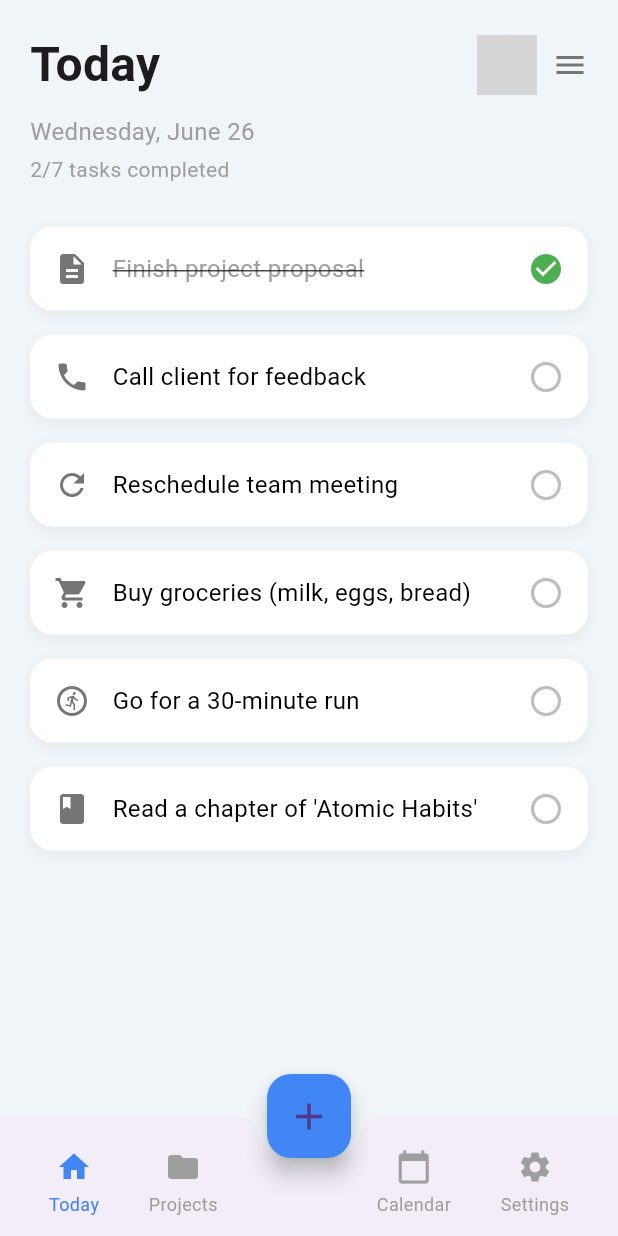
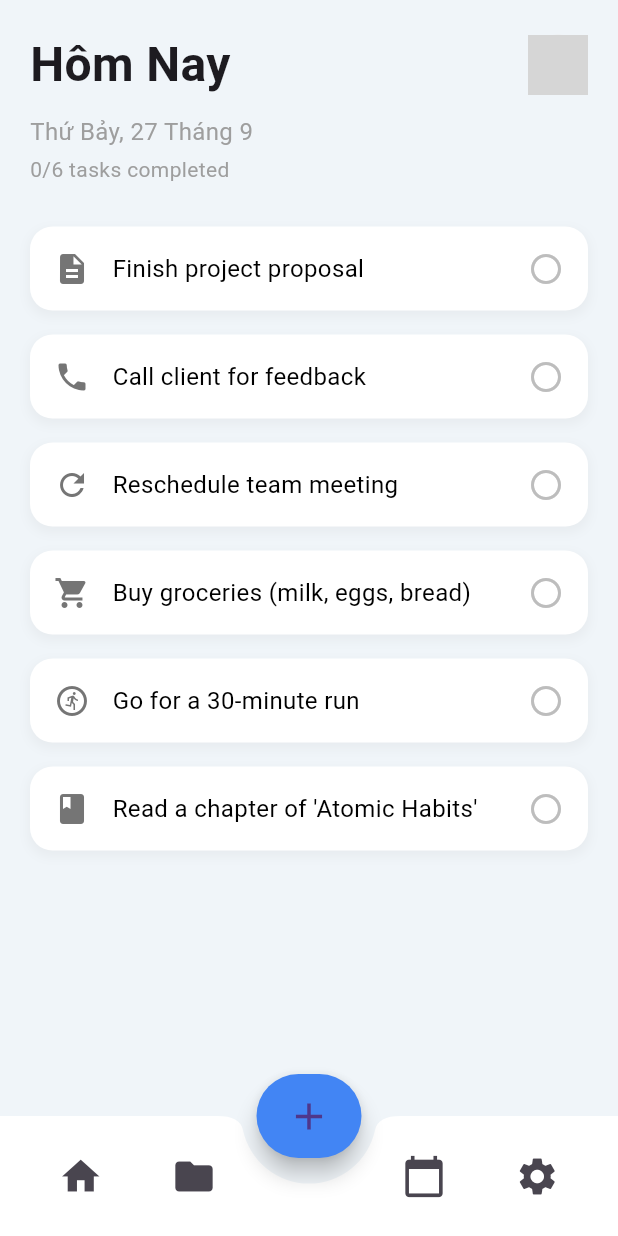
Before and after one commit to dnamdeptrai/to_do_app, a Flutter app: the HomeView screen opened directly, on a phone screen of 412 x 824 dp. Run offline on Flutter 3.47's test engine with Material 3 defaults, Android fonts, the phone set to English and light mode, and no system bars; our stand-ins replace sqflite, table_calendar; accounts and stored records are empty; network calls fail; grey boxes are pictures that could not be loaded.

Commit message:
Update HomeView

```diff
--- a/lib/View/HomeView.dart
+++ b/lib/View/HomeView.dart
@@ -1,12 +1,55 @@
 import 'package:flutter/material.dart';
+import '../main.dart';
 
-class HomeView extends StatelessWidget {
+// Bước 1: Tạo một class để biểu diễn một Task
+class Task {
+  final IconData icon;
+  final String title;
+  bool isCompleted; // Trạng thái này có thể thay đổi
+
+  Task({required this.icon, required this.title, this.isCompleted = false});
+}
+
+class HomeView extends StatefulWidget {
+  // Chuyển thành StatefulWidget
   const HomeView({super.key});
+
+  @override
+  State<HomeView> createState() => _HomeViewState();
+}
+
+class _HomeViewState extends State<HomeView> {
+  // Tạo State class
+  // Bước 2: Khởi tạo danh sách các task
+  final List<Task> _tasks = [
+    Task(icon: Icons.description, title: 'Finish project proposal'),
+    Task(icon: Icons.phone, title: 'Call client for feedback'),
+    Task(icon: Icons.refresh, title: 'Reschedule team meeting'),
+    Task(icon: Icons.shopping_cart, title: 'Buy groceries (milk, eggs, bread)'),
+    Task(icon: Icons.run_circle_outlined, title: 'Go for a 30-minute run'),
+    Task(icon: Icons.book, title: "Read a chapter of 'Atomic Habits'"),
+  ];
+
+  // Hàm để cập nhật trạng thái hoàn thành của task
+  void _toggleTaskCompletion(int index) {
+    setState(() {
+      _tasks[index].isCompleted = !_tasks[index].isCompleted;
+    });
+  }
+
+  // Hàm để tính toán số task đã hoàn thành (cập nhật động)
+  String _getTasksCompletedProgress() {
+    int completedCount = _tasks
+        .where((task) => task.isCompleted)
+        .length;
+    return '$completedCount/${_tasks.length} tasks completed';
+  }
+
 
   @override
   Widget build(BuildContext context) {
     return Scaffold(
-      backgroundColor: const Color(0xFFF0F5F9), // Background color
+      backgroundColor: const Color(0xFFF0F5F9),
       body: SafeArea(
         child: Padding(
           padding: const EdgeInsets.symmetric(horizontal: 20.0),
@@ -14,70 +57,52 @@ class HomeView extends StatelessWidget {
             crossAxisAlignment: CrossAxisAlignment.start,
             children: [
               const SizedBox(height: 20),
-              // Header section
               _buildHeader(),
               const SizedBox(height: 10),
-              // Date and progress information
-              _buildDateAndProgress(),
+              _buildDateAndProgress(), // Sẽ cập nhật để hiển thị tiến độ động
               const SizedBox(height: 20),
-              // Task list
               Expanded(
-                child: ListView(
-                  children: [
-                    _buildTaskItem(
-                      icon: Icons.description,
-                      title: 'Finish project proposal',
-                      isCompleted: true,
-                    ),
-                    _buildTaskItem(
-                      icon: Icons.phone,
-                      title: 'Call client for feedback',
-                      isCompleted: false,
-                    ),
-                    _buildTaskItem(
-                      icon: Icons.refresh,
-                      title: 'Reschedule team meeting',
-                      isCompleted: false,
-                    ),
-                    _buildTaskItem(
-                      icon: Icons.shopping_cart,
-                      title: 'Buy groceries (milk, eggs, bread)',
-                      isCompleted: false,
-                    ),
-                    _buildTaskItem(
-                      icon: Icons.run_circle_outlined,
-                      title: 'Go for a 30-minute run',
-                      isCompleted: false,
-                    ),
-                    _buildTaskItem(
-                      icon: Icons.book,
-                      title: "Read a chapter of 'Atomic Habits'",
-                      isCompleted: false,
-                    ),
-                  ],
+                child: ListView
+                    .builder( // Sử dụng ListView.builder để hiệu quả hơn
+                  itemCount: _tasks.length,
+                  itemBuilder: (context, index) {
+                    final task = _tasks[index];
+                    return _buildTaskItem(
+                      icon: task.icon,
+                      title: task.title,
+                      isCompleted: task.isCompleted,
+                      onTap: () =>
+                          _toggleTaskCompletion(
+                              index), // Thêm hành động khi nhấn
+                    );
+                  },
                 ),
               ),
             ],
           ),
         ),
       ),
-      bottomNavigationBar: _buildBottomNavigationBar(),
-      floatingActionButton: FloatingActionButton(
-        onPressed: () {},
+      bottomNavigationBar: _buildBottomNavigationBar(context),
+      floatingActionButton: FloatingActionButton.extended(
+        onPressed: () {
+          // TODO: Thêm logic để thêm task mới (nếu cần)
+        },
         backgroundColor: const Color(0xFF4285F4),
-        child: const Icon(Icons.add, size: 30),
+        shape: RoundedRectangleBorder(
+          borderRadius: BorderRadius.circular(100.0),
+        ),
+        label: const Icon(Icons.add, size: 30,),
       ),
       floatingActionButtonLocation: FloatingActionButtonLocation.centerDocked,
     );
   }
 
-  // A reusable widget for the header.
   Widget _buildHeader() {
     return Row(
       mainAxisAlignment: MainAxisAlignment.spaceBetween,
       children: [
         const Text(
-          'Today',
+          'Hôm Nay',
           style: TextStyle(
             fontSize: 32,
             fontWeight: FontWeight.bold,
@@ -88,34 +113,37 @@ class HomeView extends StatelessWidget {
             CircleAvatar(
               radius: 20,
               backgroundImage: const NetworkImage(
-                'https://i.pravatar.cc/300', // Example image URL
+                'https://i.pravatar.cc/300',
               ),
               backgroundColor: Colors.grey[200],
             ),
-            const SizedBox(width: 10),
-            Icon(Icons.menu, color: Colors.grey[600]),
           ],
         ),
       ],
     );
   }
 
-  // A reusable widget for the date and progress information.
   Widget _buildDateAndProgress() {
+    final now = DateTime.now();
+    String dayOfWeek = _getDayOfWeek(now.weekday);
+    String month = _getMonth(now.month);
+    String dayOfMonth = now.day.toString();
+    final String formattedDate = '$dayOfWeek, $dayOfMonth $month';
+
     return Column(
       crossAxisAlignment: CrossAxisAlignment.start,
-      children: const [
+      children: [
         Text(
-          'Wednesday, June 26',
-          style: TextStyle(
+          formattedDate,
+          style: const TextStyle(
             fontSize: 16,
             color: Colors.grey,
           ),
         ),
-        SizedBox(height: 4),
+        const SizedBox(height: 4),
         Text(
-          '2/7 tasks completed',
-          style: TextStyle(
+          _getTasksCompletedProgress(), // Hiển thị tiến độ động
+          style: const TextStyle(
             fontSize: 14,
             color: Colors.grey,
           ),
@@ -124,13 +152,68 @@ class HomeView extends StatelessWidget {
     );
   }
 
-  // A reusable widget for each task item.
+  String _getDayOfWeek(int day) {
+    switch (day) {
+      case DateTime.monday:
+        return 'Thứ Hai';
+      case DateTime.tuesday:
+        return 'Thứ Ba';
+      case DateTime.wednesday:
+        return 'Thứ Tư';
+      case DateTime.thursday:
+        return 'Thứ Năm';
+      case DateTime.friday:
+        return 'Thứ Sáu';
+      case DateTime.saturday:
+        return 'Thứ Bảy';
+      case DateTime.sunday:
+        return 'Chủ Nhật';
+      default:
+        return '';
+    }
+  }
+
+  String _getMonth(int month) {
+    switch (month) {
+      case DateTime.january:
+        return 'Tháng 1';
+      case DateTime.february:
+        return 'Tháng 2';
+      case DateTime.march:
+        return 'Tháng 3';
+      case DateTime.april:
+        return 'Tháng 4';
+      case DateTime.may:
+        return 'Tháng 5';
+      case DateTime.june:
+        return 'Tháng 6';
+      case DateTime.july:
+        return 'Tháng 7';
+      case DateTime.august:
+        return 'Tháng 8';
+      case DateTime.september:
+        return 'Tháng 9';
+      case DateTime.october:
+        return 'Tháng 10';
+      case DateTime.november:
+        return 'Tháng 11';
+      case DateTime.december:
+        return 'Tháng 12';
+      default:
+        return '';
+    }
+  }
+
+  // Bước 3: Sửa đổi _buildTaskItem để nhận thêm callback onTap
   Widget _buildTaskItem({
     required IconData icon,
     required String title,
     required bool isCompleted,
+    required VoidCallback onTap, // Thêm VoidCallback để xử lý sự kiện nhấn
   }) {
-    return Container(
+    return GestureDetector( // Bọc Container bằng GestureDetector để bắt sự kiện nhấn
+      onTap: onTap, // Gọi callback khi nhấn
+      child: Container(
         margin: const EdgeInsets.symmetric(vertical: 8.0),
         padding: const EdgeInsets.all(16.0),
         decoration: BoxDecoration(
@@ -159,53 +242,58 @@ class HomeView extends StatelessWidget {
                 ),
               ),
             ),
+            // Thay đổi Icon dựa trên isCompleted và cũng cho phép nhấn vào đây (tùy chọn)
             Icon(
               isCompleted ? Icons.check_circle : Icons.circle_outlined,
               color: isCompleted ? Colors.green : Colors.grey[400],
             ),
           ],
         ),
-    );
-  }
-
-  // A reusable widget for the bottom navigation bar.
-  Widget _buildBottomNavigationBar() {
-    return BottomAppBar(
-      shape: const CircularNotchedRectangle(),
-      notchMargin: 8.0,
-      child: Row(
-        mainAxisAlignment: MainAxisAlignment.spaceAround,
-        children: <Widget>[
-          _buildNavItem(Icons.home, 'Today', true),
-          _buildNavItem(Icons.folder, 'Projects', false),
-          const SizedBox(width: 40), // Space for the FAB
-          _buildNavItem(Icons.calendar_today, 'Calendar', false),
-          _buildNavItem(Icons.settings, 'Settings', false),
-        ],
       ),
     );
   }
 
-  // A reusable widget for each bottom navigation item.
-  Widget _buildNavItem(IconData icon, String label, bool isActive) {
-    return InkWell(
-      onTap: () {},
-      child: Padding(
-        padding: const EdgeInsets.symmetric(vertical: 10.0),
-        child: Column(
-          mainAxisSize: MainAxisSize.min,
-          children: [
-            Icon(
-              icon,
-              color: isActive ? const Color(0xFF4285F4) : Colors.grey,
+  Widget _buildBottomNavigationBar(BuildContext context) {
+    return BottomAppBar(
+      color: Colors.white,
+      shape: const CircularNotchedRectangle(),
+      notchMargin: 10.0,
+      elevation: 5.0,
+      child: SizedBox(
+        height: 50.0,
+        child: Row(
+          mainAxisAlignment: MainAxisAlignment.spaceAround,
+          children: <Widget>[
+            IconButton(
+              icon: const Icon(Icons.home),
+              iconSize: 30.0,
+              onPressed: () {
+                print("da nhan");
+              },
             ),
-            const SizedBox(height: 4),
-            Text(
-              label,
-              style: TextStyle(
-                fontSize: 12,
-                color: isActive ? const Color(0xFF4285F4) : Colors.grey,
+            IconButton(
+              icon: const Icon(Icons.folder),
+              iconSize: 30.0,
+              onPressed: () {},
             ),
+            const SizedBox(width: 50),
+            IconButton(
+              icon: const Icon(Icons.calendar_today),
+              iconSize: 30.0,
+              onPressed: () {},
+            ),
+
+            // chỗ này cài tạm bấm setting là out ra màn hình ban đầu, để test
+            IconButton(
+              icon: const Icon(Icons.settings),
+              iconSize: 30.0,
+              onPressed: () {
+                Navigator.pushAndRemoveUntil(
+                  context,
+                  MaterialPageRoute(builder: (context) => const start()),
+                      (route) => false,
+                );
+              },
             ),
           ],
         ),
```
Lines whose indentation alone changed are shown as unchanged.
